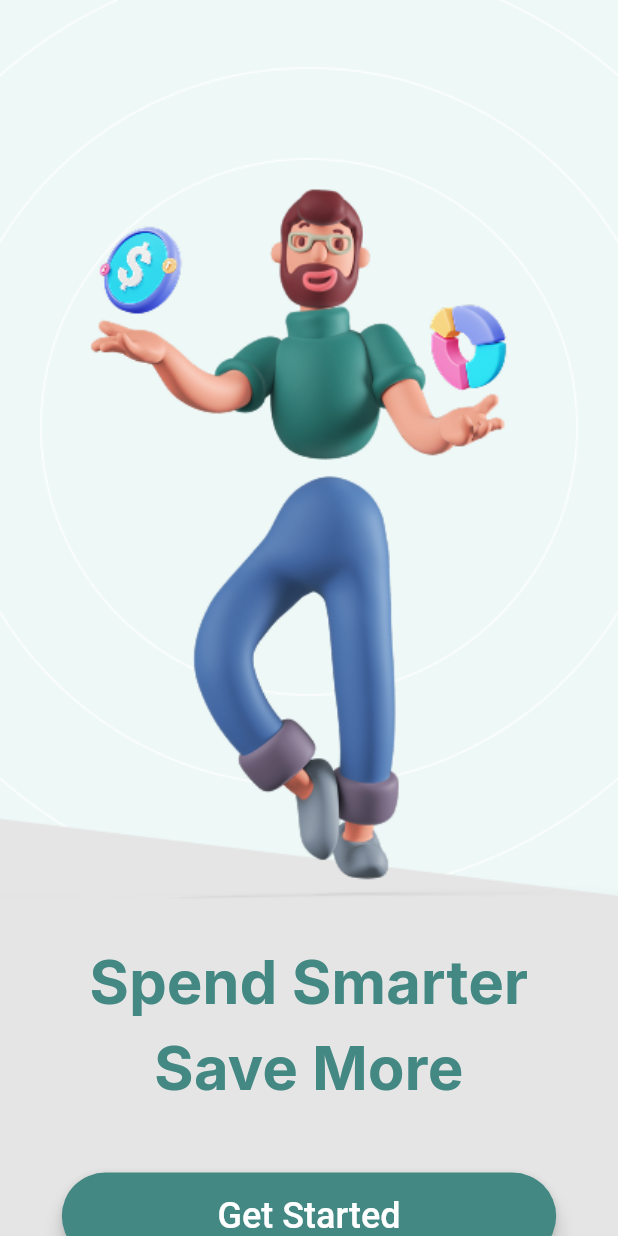
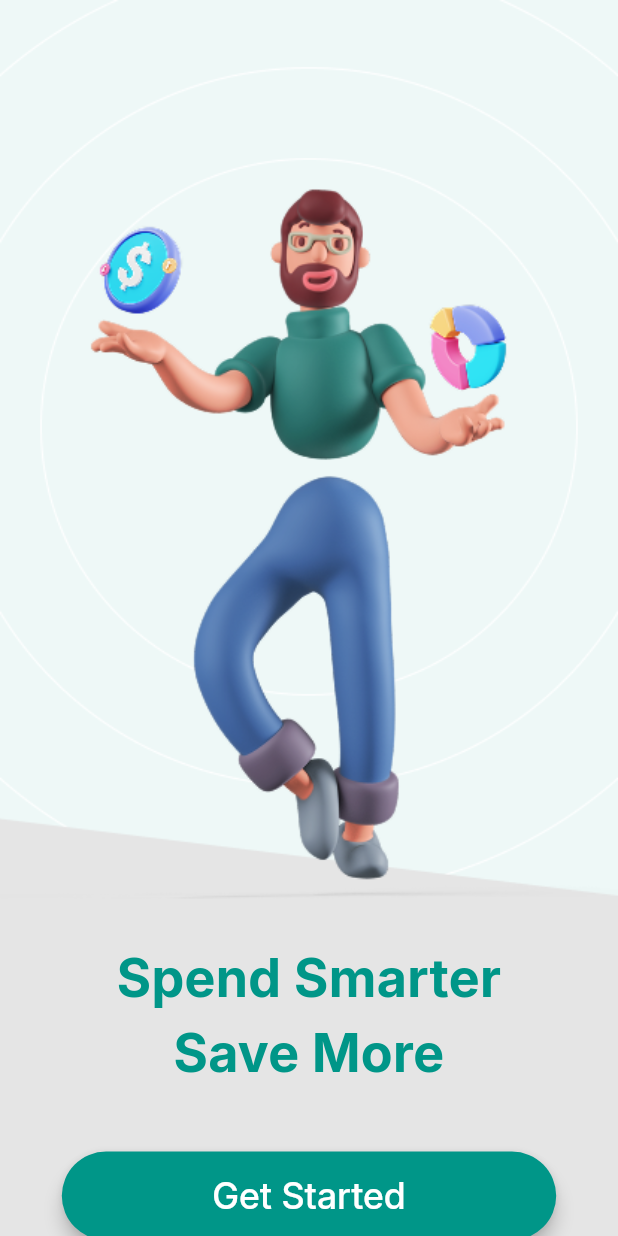
Before and after one commit to OmarAfifi-CSE/FinFlow, a Flutter app: the screen it shows after launch, on a phone screen of 412 x 824 dp. Run offline on Flutter 3.47's test engine with Material 3 defaults, Android fonts, the light colour scheme and no system bars; our stand-ins replace connectivity_plus, go_router, shared_preferences, supabase_flutter; accounts and stored records are empty.

Commit message:
refactor onboarding screen

```diff
--- a/lib/auth/auth_gate.dart
+++ b/lib/auth/auth_gate.dart
@@ -3,7 +3,7 @@ import 'package:supabase_flutter/supabase_flutter.dart';
 
 import '../main.dart';
 import '../screens/home_screen.dart';
-import '../screens/signin_screen.dart';
+import 'signin_screen.dart';
 
 class AuthGate extends StatelessWidget {
   const AuthGate({super.key});
--- a/lib/main.dart
+++ b/lib/main.dart
@@ -1,3 +1,5 @@
+import 'package:expense_manager/routing/router_generation_config.dart';
+import 'package:expense_manager/styling/app_themes.dart';
 import 'package:flutter/material.dart';
 import 'package:provider/provider.dart';
 import 'package:shared_preferences/shared_preferences.dart';
@@ -42,16 +44,10 @@ class MyApp extends StatelessWidget {
   Widget build(BuildContext context) {
     return ChangeNotifierProvider(
       create: (_) => ExpenseProvider(),
-      child: MaterialApp(
+      child: MaterialApp.router(
         title: 'FinFlow',
         debugShowCheckedModeBanner: false,
-        theme: ThemeData(
-          primarySwatch: Colors.teal,
-          fontFamily: 'Inter',
-          colorScheme: ColorScheme.fromSwatch(
-            primarySwatch: Colors.teal,
-          ).copyWith(secondary: Colors.white),
-        ),
+        theme: AppThemes.lightTheme,
         // The builder property ensures that ConnectivityMonitor has access to the context provided by MaterialApp, including ScaffoldMessenger.
         builder: (context, child) {
           return ConnectivityMonitor(
@@ -59,7 +55,7 @@ class MyApp extends StatelessWidget {
             child: child!,
           );
         },
-        home: onboardingComplete ? const AuthGate() : const OnboardingScreen(),
+        routerConfig: RouterGenerationConfig.goRouter,
       ),
     );
   }
--- a/lib/screens/onboarding_screen.dart
+++ b/lib/screens/onboarding_screen.dart
@@ -1,7 +1,11 @@
+import 'package:expense_manager/styling/app_text_styles.dart';
+import 'package:expense_manager/widgets/custom_primary_button.dart';
 import 'package:flutter/material.dart';
+import 'package:go_router/go_router.dart';
 import 'package:shared_preferences/shared_preferences.dart';
 
-import '../auth/auth_gate.dart';
+import '../routing/app_routes.dart';
+import '../styling/app_assets.dart';
 
 class OnboardingScreen extends StatelessWidget {
   const OnboardingScreen({super.key});
@@ -11,27 +15,19 @@ class OnboardingScreen extends StatelessWidget {
     final content = Column(
       children: [
         Image(
-          image: AssetImage('assets/images/Onboarding.png'),
+          image: AssetImage(AppAssets.onboardingImage),
           width: MediaQuery.of(context).size.width < 500
               ? MediaQuery.of(context).size.width
               : 300,
-          fit: BoxFit.fitWidth,
+          fit: BoxFit.fill,
         ),
-
         SizedBox(height: MediaQuery.of(context).size.height * 0.02),
-
         Text(
           "Spend Smarter\nSave More",
           textAlign: TextAlign.center,
-          style: TextStyle(
-            fontWeight: FontWeight.bold,
-            fontSize: 40,
-            color: Color(0xff438883),
-          ),
+          style: AppTextStyles.primaryHeadlineStyle.copyWith(fontSize: 35),
         ),
-
         SizedBox(height: MediaQuery.of(context).size.height * 0.05),
-
         Padding(
           padding: EdgeInsets.symmetric(
             horizontal: MediaQuery.of(context).size.width < 500
@@ -40,36 +36,20 @@ class OnboardingScreen extends StatelessWidget {
           ),
           child: SizedBox(
             width: double.infinity,
-            child: ElevatedButton(
-              // Inside your ElevatedButton's onPressed:
+            child: CustomPrimaryButton(
+              buttonText: 'Get Started',
+              elevation: 5,
               onPressed: () async {
-                // Get the instance of SharedPreferences
                 final prefs = await SharedPreferences.getInstance();
-                // Save the flag
                 await prefs.setBool('onboarding_complete', true);
-                // Navigate to the home screen and remove the onboarding screen from the history
-                Navigator.pushReplacement(
-                  context,
-                  MaterialPageRoute(builder: (context) => const AuthGate()),
-                );
+                if (context.mounted) {
+                  context.pushReplacementNamed(AppRoutes.authGate);
+                }
               },
-              style: ElevatedButton.styleFrom(
-                backgroundColor: Color(0xff438883),
-                foregroundColor: Colors.white,
-                elevation: 5,
-                padding: const EdgeInsets.symmetric(vertical: 15),
-                textStyle: const TextStyle(
-                  fontSize: 24,
-                  fontWeight: FontWeight.w500,
-                ),
-                shape: RoundedRectangleBorder(
-                  borderRadius: BorderRadius.circular(30),
-                ),
-              ),
-              child: const Text("Get Started"),
             ),
           ),
         ),
+        SizedBox(height: 50),
       ],
     );
     return Scaffold(
```
